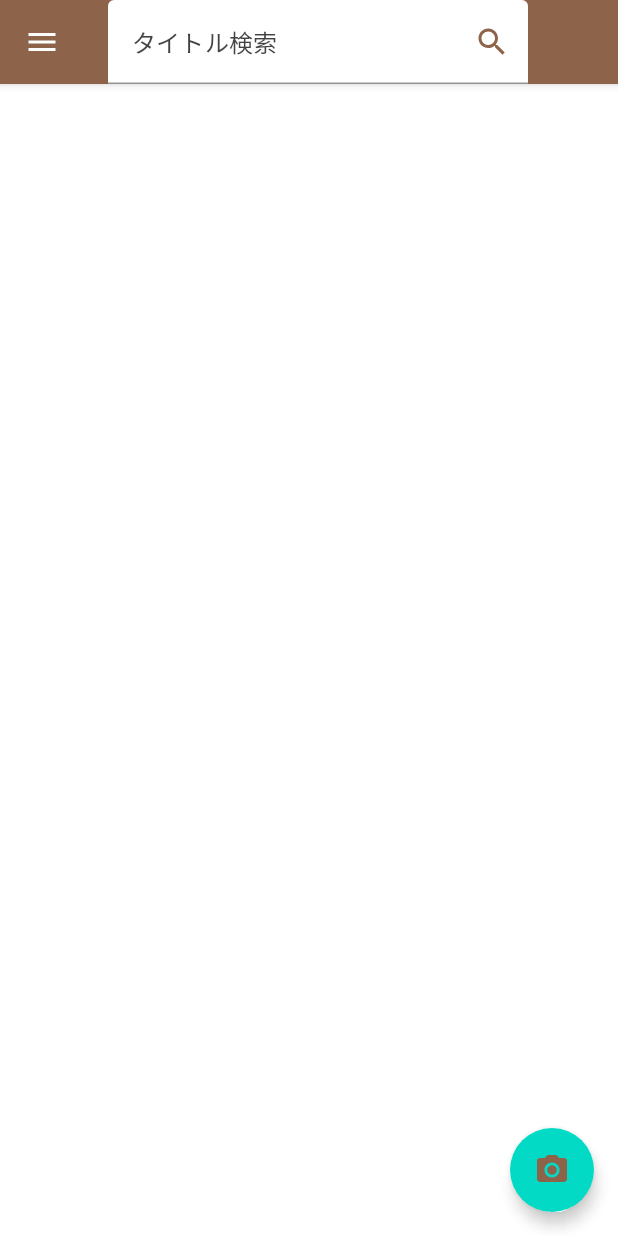
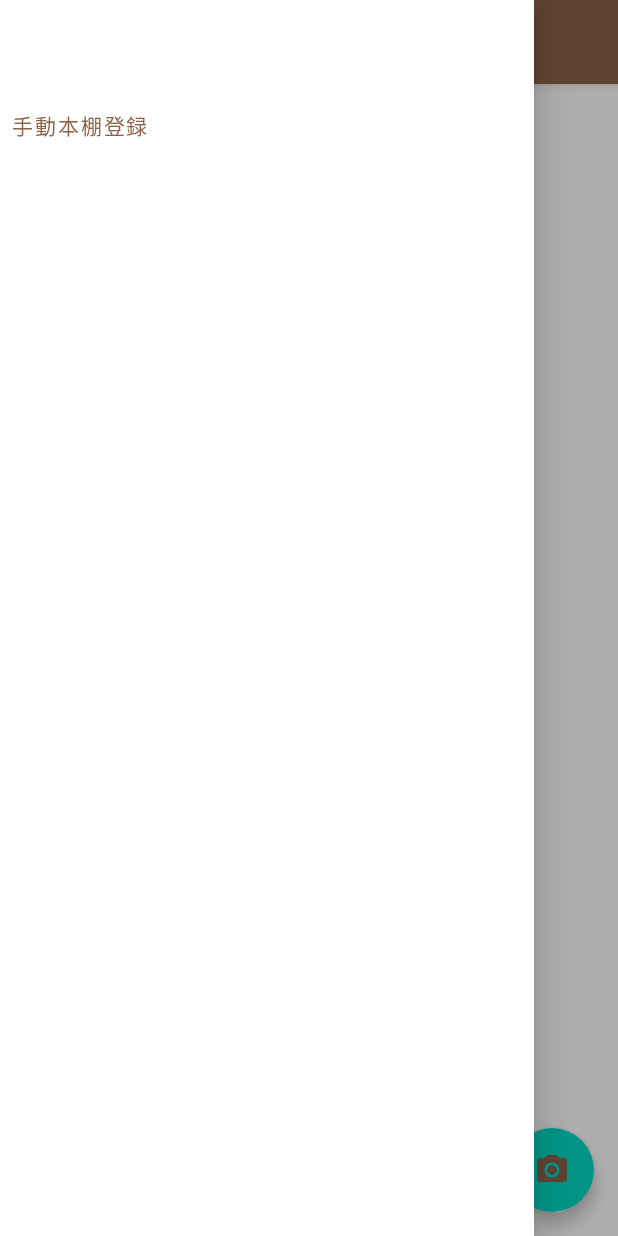
Before and after one commit to riko111/BookshelfSharing, an Android app built with Jetpack Compose: the MainScreen screen opened through its navigation route, after a tap on "Open drawer", on a phone screen of 412 x 824 dp. Run offline under Robolectric (Android 15) with nearby library versions, the phone set to English and light mode, and no system bars; our stand-ins replace Firebase (no records; nobody signed in at launch, a user with empty details on screens opened directly), Timber; pictures from the network do not load; 2 statements that could not run were skipped.

```diff
--- a/app/src/main/java/com/isoffice/bookshelfsharing/MainActivity.kt
+++ b/app/src/main/java/com/isoffice/bookshelfsharing/MainActivity.kt
@@ -26,6 +26,7 @@ import com.isoffice.bookshelfsharing.ui.theme.BookshelfSharingTheme
 import com.isoffice.bookshelfsharing.ui.viewModel.BookViewModel
 import com.isoffice.bookshelfsharing.ui.viewModel.BooksViewModel
 import com.isoffice.bookshelfsharing.ui.viewModel.MainViewModel
+import com.isoffice.bookshelfsharing.ui.viewModel.ScrollViewModel
 import timber.log.Timber
 
 class MainActivity : ComponentActivity() {
@@ -38,6 +39,7 @@ class MainActivity : ComponentActivity() {
     private val bookDao = BookDao(database)
     private val booksViewModel = BooksViewModel(bookDao)
     private val bookViewModel = BookViewModel(bookDao)
+    private val scrollViewModel = ScrollViewModel()
 
     override fun onCreate(savedInstanceState: Bundle?) {
         super.onCreate(savedInstanceState)
@@ -80,6 +82,7 @@ class MainActivity : ComponentActivity() {
                             { viewModel.navController!!.navigate("barcode") },
                             {viewModel.navController!!.navigate("bookDetail/$it")},
                             booksViewModel,
+                            scrollViewModel
                         )
                     }
                     composable("barcode"){ //ISBNバーコード読み取り画面
--- a/app/src/main/java/com/isoffice/bookshelfsharing/ui/BookContentScreen.kt
+++ b/app/src/main/java/com/isoffice/bookshelfsharing/ui/BookContentScreen.kt
@@ -94,6 +94,7 @@ private fun BookContent(
     }
     Column (modifier = Modifier
         .padding(vertical = 2.dp)
+        .fillMaxWidth()
         .width(IntrinsicSize.Max)
         .border(1.dp, Color.LightGray),
         verticalArrangement = Arrangement.Center,
--- a/app/src/main/java/com/isoffice/bookshelfsharing/ui/MainScreen.kt
+++ b/app/src/main/java/com/isoffice/bookshelfsharing/ui/MainScreen.kt
@@ -2,9 +2,13 @@ package com.isoffice.bookshelfsharing.ui
 
 import androidx.compose.foundation.*
 import androidx.compose.foundation.gestures.Orientation
+import androidx.compose.foundation.gestures.ScrollableState
 import androidx.compose.foundation.gestures.scrollable
 import androidx.compose.foundation.layout.*
 import androidx.compose.foundation.lazy.LazyColumn
+import androidx.compose.foundation.lazy.LazyListState
+import androidx.compose.foundation.lazy.items
+import androidx.compose.foundation.lazy.rememberLazyListState
 import androidx.compose.foundation.text.KeyboardActions
 import androidx.compose.foundation.text.KeyboardOptions
 import androidx.compose.material.*
@@ -36,8 +40,14 @@ import com.isoffice.bookshelfsharing.model.Book
 import com.isoffice.bookshelfsharing.ui.viewModel.BookListState
 import com.isoffice.bookshelfsharing.ui.viewModel.BooksViewModel
 import com.isoffice.bookshelfsharing.ui.viewModel.MainViewModel
+import com.isoffice.bookshelfsharing.ui.viewModel.ScrollState
+import com.isoffice.bookshelfsharing.ui.viewModel.ScrollViewModel
+import kotlinx.coroutines.CoroutineScope
 import kotlinx.coroutines.delay
+import kotlinx.coroutines.flow.StateFlow
 import kotlinx.coroutines.flow.asStateFlow
+import kotlinx.coroutines.flow.collect
+import kotlinx.coroutines.flow.distinctUntilChanged
 import kotlinx.coroutines.launch
 import kotlinx.coroutines.runBlocking
 import timber.log.Timber
@@ -48,7 +58,8 @@ import java.lang.IllegalStateException
 fun MainScreen(
     onNavigateToBarcode: () -> Unit,
     onNavigateToDetail:(str:String)->Unit,
-    booksViewModel: BooksViewModel
+    booksViewModel: BooksViewModel,
+    scrollViewModel: ScrollViewModel
 ) {
     val state by booksViewModel.state.collectAsState()
     booksViewModel.getAllBooksList()
@@ -57,7 +68,9 @@ fun MainScreen(
         onNavigateToBarcode,
         onNavigateToDetail,
         { booksViewModel.searchTitle(it)},
-        { booksViewModel.deleteBook(it) }
+        { booksViewModel.deleteBook(it) },
+        { scrollViewModel.setScrollIndex(it)},
+        scrollViewModel.state.collectAsState().value.scrollIndex
     )
 }
 
@@ -68,15 +81,28 @@ fun MainScreen(
     onNavigateToDetail:(str:String)->Unit,
     onSearchTitle:(title:String) -> Unit,
     onClickDelete:(key:String)->Unit,
+    setScrollIndex:(index:Int)->Unit,
+    index:Int
 ) {
 
-    val navigationIcon = (@Composable{IconButton(onClick = { /*TODO*/ }) {
-        Icon(Icons.Filled.Menu, contentDescription = "Open drawer")
-    }})
+    val scaffoldState = rememberScaffoldState()
+    val scope = rememberCoroutineScope()
 
     Scaffold(
+        scaffoldState = scaffoldState,
+        drawerContent = {
+            Column {
+                Box(modifier = Modifier
+                    .height(40.dp)
+                    .background(colorResource(id = R.color.brown_1)))
+                Spacer(modifier = Modifier.height(20.dp))
+                TextButton(onClick = {  }) {
+                    Text(text="手動本棚登録")
+                }
+            }
+        },
         topBar = {
-            AppBar(navigationIcon,onSearchTitle)
+            AppBar(onSearchTitle, scaffoldState, scope)
         },
         floatingActionButton = { FloatingCameraButton(onNavigateToBarcode) },
     ) { padding->
@@ -87,13 +113,15 @@ fun MainScreen(
         ) {
             if(state.bookList == null){
                 CircleProgressIndicator()
-            }else if(state.bookList.isEmpty()) {
+            } else if(state.bookList.isEmpty()) {
                Column {}
             } else {
                 MainContent(
                     state,
                     onNavigateToDetail,
-                    onClickDelete
+                    onClickDelete,
+                    setScrollIndex,
+                    index
                 )
             }
         }
@@ -123,12 +151,23 @@ private fun FloatingCameraButton(onNavigateToBarcode:() -> Unit) {
 
 @Composable
 private fun AppBar(
-    navigationIcon: @Composable (() -> Unit),
     onSearchTitle:(title:String) -> Unit,
+    scaffoldState: ScaffoldState,
+    scope: CoroutineScope
 ){
     TopAppBar(
         title = { SearchBar(onSearchTitle)},
-        navigationIcon = navigationIcon,
+        navigationIcon = {
+            IconButton(onClick = {
+                scope.launch {
+                    scaffoldState.drawerState.apply {
+                        if(isClosed) open() else close()
+                    }
+                }
+            }) {
+                Icon(Icons.Filled.Menu, contentDescription = "Open drawer")
+            }
+        },
         backgroundColor = MaterialTheme.colors.primary
     )
 }
@@ -172,20 +211,20 @@ private fun MainContent(
     state:BookListState,
     onNavigateToDetail:(key:String)->Unit,
     onClickDelete:(key:String)->Unit,
+    setScrollIndex:(index:Int)->Unit,
+    index:Int
 ) {
+    val listScrollState = rememberLazyListState(index)
+
     BoxWithConstraints {
         val screenWidth = with(LocalDensity.current) {constraints.maxWidth.toDp()}
         val textWidth = (screenWidth - 150.dp )
         LazyColumn(
-            modifier = Modifier
-                .background(Color.White)
-                .scrollable(
-                    state = rememberScrollState(),
-                    orientation = Orientation.Vertical
-                )
+            state = listScrollState,
+            modifier = Modifier.background(Color.White)
         ) {
-            state.bookList!!.forEach {
-                item{BookList(it, textWidth,onNavigateToDetail,onClickDelete)}
+            items(state.bookList!!){
+                BookList(it, textWidth,onNavigateToDetail,onClickDelete,setScrollIndex,listScrollState)
             }
         }
     }
@@ -196,7 +235,9 @@ fun BookList(
     book: Book,
     textWidth: Dp,
     onNavigateToDetail:(str:String)->Unit,
-    onClickDelete:(key:String)->Unit
+    onClickDelete:(key:String)->Unit,
+    setScrollIndex:(index:Int)->Unit,
+    listScrollState: LazyListState
 ){
     val painter = if(book.thumbnail != null && book.thumbnail != "") {
         rememberAsyncImagePainter(book.thumbnail)
@@ -209,7 +250,10 @@ fun BookList(
         modifier = Modifier
             .fillMaxWidth()
             .border(width = 1.dp, color = Color.DarkGray, shape = RectangleShape)
-            .clickable(onClick = { onNavigateToDetail(book.isbn!!) })
+            .clickable(onClick = {
+                setScrollIndex(listScrollState.firstVisibleItemIndex)
+                onNavigateToDetail(book.isbn!!)
+            })
     ){
         Image(
             painter = painter,
--- /dev/null
+++ b/app/src/main/java/com/isoffice/bookshelfsharing/ui/viewModel/ScrollViewModel.kt
@@ -0,0 +1,28 @@
+package com.isoffice.bookshelfsharing.ui.viewModel
+
+import androidx.lifecycle.ViewModel
+import kotlinx.coroutines.flow.MutableStateFlow
+import kotlinx.coroutines.flow.asStateFlow
+
+class ScrollViewModel: ViewModel() {
+    private val scrollStateFlow = MutableStateFlow(ScrollState.initIndex)
+    val state = scrollStateFlow.asStateFlow()
+
+    private fun currentState() = scrollStateFlow.value
+    private fun updateState(newState: ()->ScrollState){
+        scrollStateFlow.value = newState()
+    }
+
+    fun setScrollIndex(index:Int){
+        val oldState = currentState()
+        updateState { oldState.copy(scrollIndex = index) }
+    }
+}
+
+data class ScrollState(
+    val scrollIndex : Int
+){
+    companion object{
+        val initIndex = ScrollState(0)
+    }
+}
```
Also changed, not shown: app/src/main/java/com/isoffice/bookshelfsharing/dao/BookDao.kt (+8 -6 lines), app/src/main/java/com/isoffice/bookshelfsharing/ui/BarcodeScanScreen.kt (+22 -8 lines), app/src/main/java/com/isoffice/bookshelfsharing/ui/BookDetailScreen.kt (+2 -12 lines).
